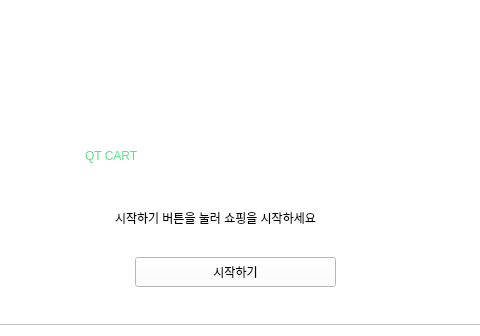
The window that QT-Main/pagewelcome.ui (seojeong1220/QT-CART) describes before a commit, drawn with Qt 5; both pictures show x 186 to 666 and y 144 to 480 of the 800 by 480 pixel window.
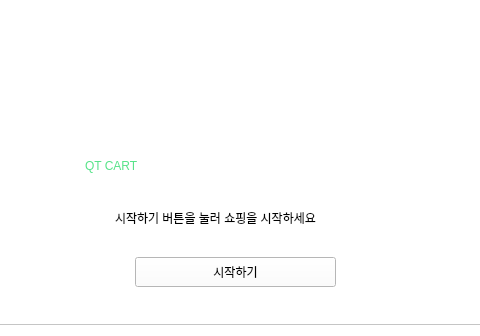
The same window after the commit.

Diff of the .ui file:
```diff
--- a/QT-Main/pagewelcome.ui
+++ b/QT-Main/pagewelcome.ui
@@ -102,11 +102,14 @@
       <property name="geometry">
        <rect>
         <x>260</x>
-        <y>250</y>
-        <width>306</width>
+        <y>260</y>
+        <width>311</width>
         <height>77</height>
        </rect>
       </property>
+      <property name="layoutDirection">
+       <enum>Qt::LayoutDirection::LeftToRight</enum>
+      </property>
       <property name="styleSheet">
        <string notr="true">font: 700 40pt &quot;Ria Sans&quot;;
 color: rgb(87, 227, 137);
```
